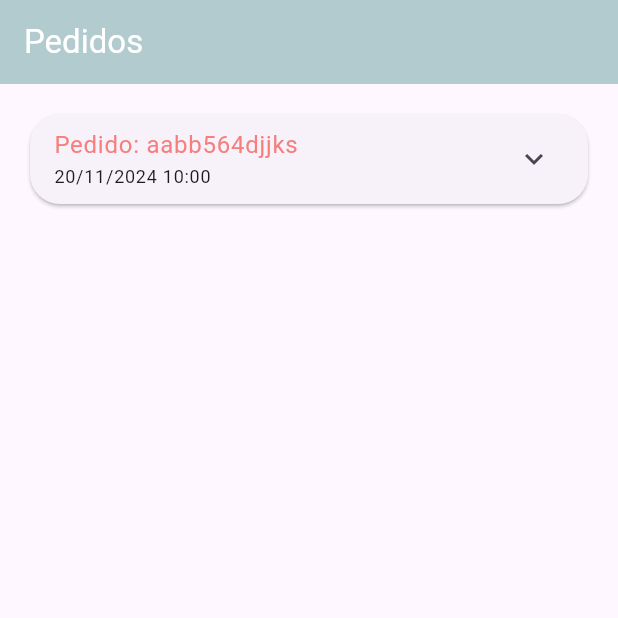
After one commit to kaiky-botelho/nextbook, a Flutter app: the OrdersTab screen opened directly, on a phone screen of 412 x 824 dp, the top half of it. The commit adds this screen. Run offline on Flutter 3.47's test engine with Material 3 defaults, Android fonts, the phone set to English and light mode, and no system bars; our stand-ins replace animated_text_kit, mask_text_input_formatter, sqflite; accounts and stored records are empty.

Commit message:
banco de dados

```diff
--- a/lib/src/config/app_data.dart
+++ b/lib/src/config/app_data.dart
@@ -1,5 +1,6 @@
 import 'package:nextbook/src/models/cart_item_model.dart';
 import 'package:nextbook/src/models/item_model.dart';
+import 'package:nextbook/src/models/order_model.dart';
 import 'package:nextbook/src/models/user_model.dart';
 
 ItemModel hipotese = ItemModel(
@@ -107,8 +108,23 @@ List<CartItemModel> cartItems = [
 ];
 
 UserModel user = UserModel(
-  phone: '16 9 94223725',
-  cpf: '455.759.728.95',
-  email: 'kaii.botelho18@gmail.com',
-  name: 'Kaiky Botelho',
-  password: '');
+    phone: '16 9 94223725',
+    cpf: '455.759.728.95',
+    email: 'kaii.botelho18@gmail.com',
+    name: 'Kaiky Botelho',
+    password: '');
+
+List<OrderModel> orders = [
+  OrderModel(
+      id: 'aabb564djjks',
+      createdDateTime: DateTime.parse('2024-11-20 10:00:10.458'),
+      overdueDateTime: DateTime.parse('2024-11-15 11:00:10.4580'),
+      items: [
+        CartItemModel(item: hipotese, quantity: 1),
+        CartItemModel(item: melhorFilme, quantity: 1),
+        CartItemModel(item: amorGelo, quantity: 1),
+      ],
+      status: 'pending_payment',
+      copyAndPaste: 'jdksjhfskjfh87384edsda',
+      total: 0)
+];
--- /dev/null
+++ b/lib/src/models/order_model.dart
@@ -0,0 +1,21 @@
+import 'package:nextbook/src/models/cart_item_model.dart';
+
+class OrderModel {
+  String id;
+  DateTime createdDateTime;
+  DateTime overdueDateTime;
+  List<CartItemModel> items;
+  String status;
+  String copyAndPaste;
+  double total;
+
+  OrderModel({
+    required this.id,
+    required this.createdDateTime,
+    required this.overdueDateTime,
+    required this.items,
+    required this.status,
+    required this.copyAndPaste,
+    required this.total,
+  });
+}
--- /dev/null
+++ b/lib/src/pages/orders/components/order_tile.dart
@@ -0,0 +1,60 @@
+import 'package:flutter/material.dart';
+import 'package:nextbook/src/config/custom_colors.dart';
+import 'package:nextbook/src/models/order_model.dart';
+import 'package:nextbook/src/services/utils_services.dart';
+
+class OrderTile extends StatelessWidget {
+  final OrderModel order;
+  OrderTile({
+    super.key,
+    required this.order,
+  });
+
+  final UtilsServices utilsServices = UtilsServices();
+
+  @override
+  Widget build(BuildContext context) {
+    return Card(
+      shape: RoundedRectangleBorder(
+        borderRadius: BorderRadius.circular(20),
+      ),
+      child: Theme(
+        data: Theme.of(context).copyWith(dividerColor: Colors.transparent),
+        child: ExpansionTile(
+          title: Column(
+            mainAxisSize: MainAxisSize.min,
+            crossAxisAlignment: CrossAxisAlignment.start,
+            children: [
+              Text(
+                'Pedido: ${order.id}',
+                style: TextStyle(color: CustomColors.vermelhoNext),
+              ),
+              FutureBuilder<String>(
+                future: utilsServices.formatDateTime(order.createdDateTime),
+                builder: (context, snapshot) {
+                  if (snapshot.connectionState == ConnectionState.waiting) {
+                    return Text(
+                      'Carregando...',
+                      style: TextStyle(fontSize: 12),
+                    );
+                  } else if (snapshot.hasError) {
+                    return Text(
+                      'Erro ao carregar data',
+                      style: TextStyle(fontSize: 12, color: Colors.red),
+                    );
+                  } else {
+                    return Text(
+                      snapshot.data ?? '',
+                      style: TextStyle(fontSize: 12),
+                    );
+                  }
+                },
+              ),
+            ],
+          ),
+          children: [],
+        ),
+      ),
+    );
+  }
+}
--- /dev/null
+++ b/lib/src/pages/orders/orders_tab.dart
@@ -0,0 +1,30 @@
+import 'package:flutter/material.dart';
+import 'package:nextbook/src/config/app_data.dart' as appData;
+import 'package:nextbook/src/pages/orders/components/order_tile.dart';
+
+
+class OrdersTab extends StatelessWidget {
+  const OrdersTab({super.key});
+
+  @override
+  Widget build(BuildContext context) {
+    return Scaffold(
+      appBar: AppBar(
+        backgroundColor: const Color.fromARGB(255, 178, 203, 207),
+        elevation: 0,
+        title: const Text(
+          'Pedidos',
+          style: TextStyle(
+            color: Colors.white,
+          ),
+        ),
+      ),
+      body: ListView.separated(
+        padding: const EdgeInsets.all(16),
+        physics: BouncingScrollPhysics(),
+          separatorBuilder: (_, index) => const SizedBox(height: 10),
+          itemBuilder: (_, index) => OrderTile(order: appData.orders[index],),
+          itemCount: appData.orders.length),
+    );
+  }
+}
--- a/pubspec.yaml
+++ b/pubspec.yaml
@@ -42,6 +42,9 @@ dependencies:
   mask_text_input_formatter: ^2.9.0
 
   intl: ^0.19.0
+
+  sqflite: ^2.3.3+1
+
 
 dev_dependencies:
   flutter_test:
```
Also changed, not shown: lib/src/database/db.dart (added, +48 -0 lines), lib/src/pages/auth/Sign_In_Screen.dart (+54 -19 lines), lib/src/pages/auth/sign_up_screen.dart (+71 -8 lines), lib/src/pages/base/base_screen.dart (+6 -7 lines), lib/src/services/utils_services.dart (+7 -0 lines), assets/livros/GRr8Iz4a0AAykU0.jpg (added), pubspec.lock, 1 other file.
